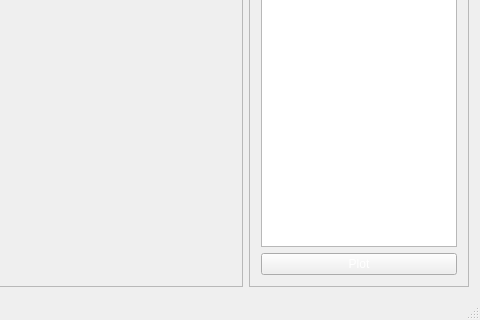
First picture: the form in src/gui/mainwindow.ui, repository bogspin/rpi-telemetry, before the edit; both pictures show x 320 to 800 and y 160 to 480 of the 800 by 480 pixel window.
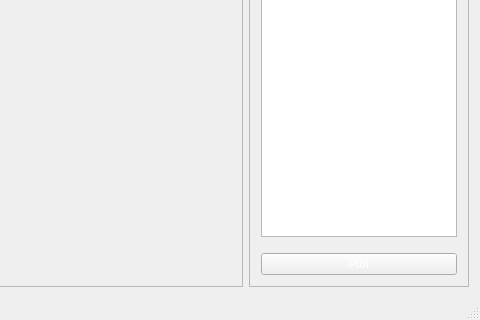
Second picture: the form after the edit. Icons and pictures are not drawn.

Commit message: Create window for date range selection

Patch:
```diff
--- a/src/gui/mainwindow.ui
+++ b/src/gui/mainwindow.ui
@@ -126,6 +126,13 @@
            </property>
           </widget>
          </item>
+         <item>
+          <layout class="QHBoxLayout" name="dateLayout">
+           <property name="topMargin">
+            <number>10</number>
+           </property>
+          </layout>
+         </item>
          <item>
           <layout class="QHBoxLayout" name="horizontalLayout">
            <item>
```
The commit also changes 7 other files.
